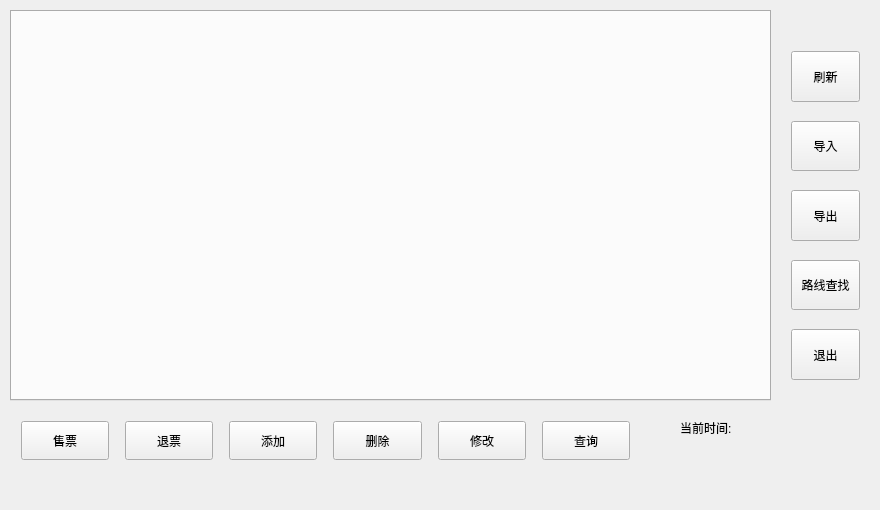
Before: the Qt Designer form code/mainwindow.ui in luyiming/TicketManagementSystem, drawn with Qt 5.
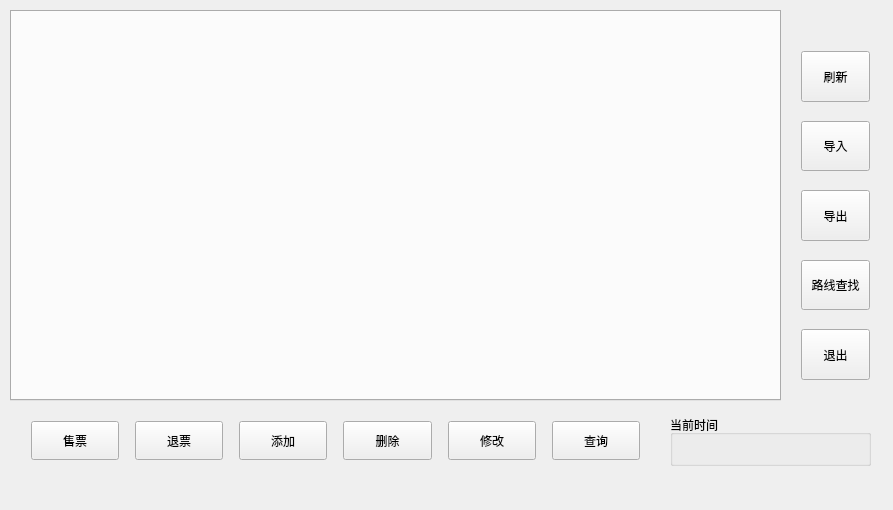
After: the same form once the commit is applied.

What changed in the file:
```diff
--- a/code/mainwindow.ui
+++ b/code/mainwindow.ui
@@ -6,7 +6,7 @@
    <rect>
     <x>0</x>
     <y>0</y>
-    <width>880</width>
+    <width>893</width>
     <height>510</height>
    </rect>
   </property>
@@ -24,7 +24,7 @@
   </property>
   <property name="maximumSize">
    <size>
-    <width>880</width>
+    <width>900</width>
     <height>600</height>
    </size>
   </property>
@@ -40,7 +40,7 @@
      <rect>
       <x>10</x>
       <y>10</y>
-      <width>761</width>
+      <width>771</width>
       <height>391</height>
      </rect>
     </property>
@@ -51,7 +51,7 @@
    <widget class="QWidget" name="horizontalLayoutWidget_3">
     <property name="geometry">
      <rect>
-      <x>10</x>
+      <x>20</x>
       <y>410</y>
       <width>631</width>
       <height>61</height>
@@ -148,23 +148,10 @@
      </item>
     </layout>
    </widget>
-   <widget class="QLabel" name="label_4">
-    <property name="geometry">
-     <rect>
-      <x>680</x>
-      <y>420</y>
-      <width>72</width>
-      <height>15</height>
-     </rect>
-    </property>
-    <property name="text">
-     <string>当前时间:</string>
-    </property>
-   </widget>
    <widget class="QWidget" name="verticalLayoutWidget">
     <property name="geometry">
      <rect>
-      <x>780</x>
+      <x>790</x>
       <y>40</y>
       <width>91</width>
       <height>351</height>
@@ -241,6 +228,19 @@
      </item>
     </layout>
    </widget>
+   <widget class="QGroupBox" name="groupBox">
+    <property name="geometry">
+     <rect>
+      <x>670</x>
+      <y>415</y>
+      <width>201</width>
+      <height>51</height>
+     </rect>
+    </property>
+    <property name="title">
+     <string>当前时间</string>
+    </property>
+   </widget>
   </widget>
   <widget class="QMenuBar" name="menuBar">
    <property name="geometry">
```
Left out of the diff: 2 changed lines with no effect on the pictures.
